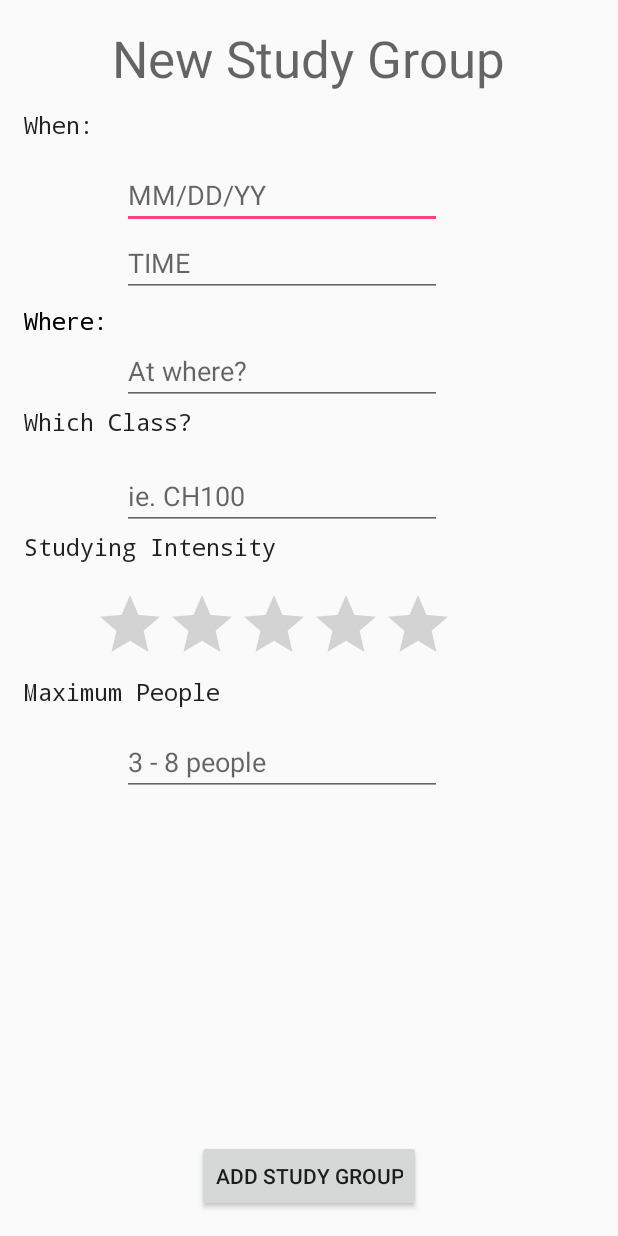
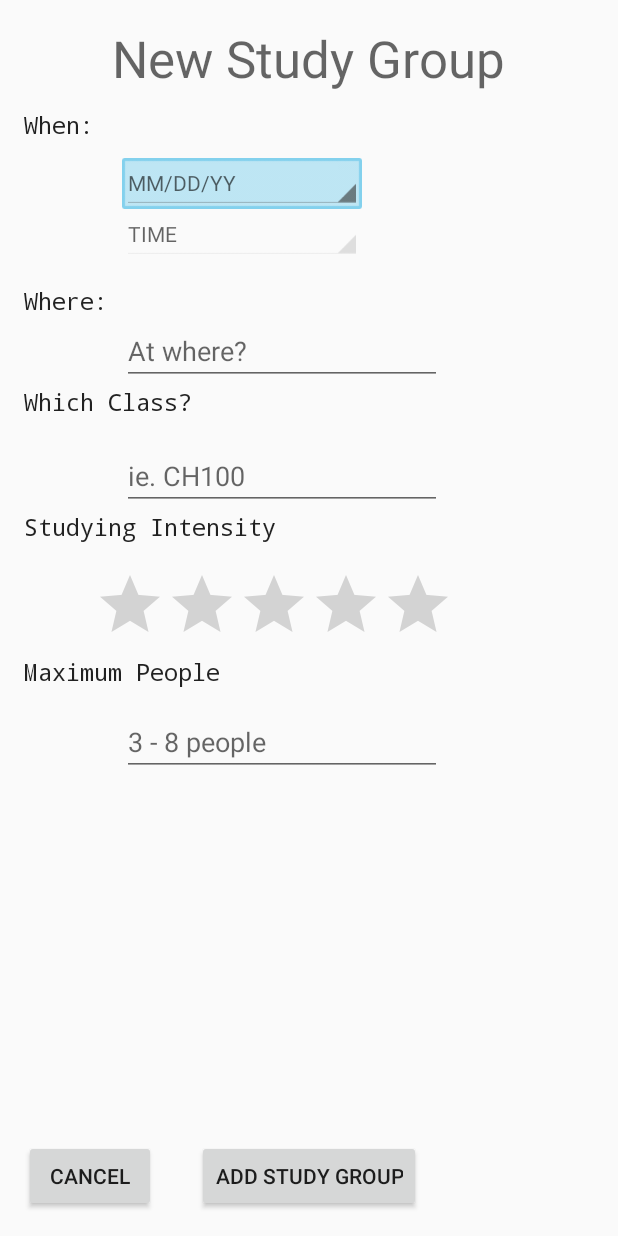
Before and after one commit to sshong19/bunch, an Android app: the layout activity_post.xml on its own in the app's theme, with its tools: preview values and no code run, on a phone screen of 412 x 824 dp. Run offline under Robolectric (Android 15) with nearby library versions, the phone set to English and light mode, and no system bars.

Commit message:
working on PostActivity

```diff
--- a/Bunch_Git/app/build.gradle
+++ b/Bunch_Git/app/build.gradle
@@ -31,7 +31,6 @@ dependencies {
     compile 'com.facebook.android:facebook-android-sdk:[4,5)'
     compile 'com.google.firebase:firebase-auth:10.0.1'
     compile 'com.google.firebase:firebase-database:10.0.1'
-    compile 'com.android.support:design:25.0.1'
 }
 
 apply plugin: 'com.google.gms.google-services'
--- a/Bunch_Git/app/src/main/AndroidManifest.xml
+++ b/Bunch_Git/app/src/main/AndroidManifest.xml
@@ -24,8 +24,7 @@
 
         <activity android:name=".LoginActivity" />
         <activity android:name=".ProfileActivity" />
-        <activity android:name=".PostActivity" />
-        <activity android:name=".NewsFeedActivity"></activity>
+        <activity android:name=".PostActivity"></activity>
     </application>
 
 </manifest>
--- a/Bunch_Git/app/src/main/res/layout/activity_post.xml
+++ b/Bunch_Git/app/src/main/res/layout/activity_post.xml
@@ -30,20 +30,20 @@
         android:layout_alignParentTop="true"
         android:layout_alignParentStart="true"
         android:layout_marginTop="56dp" />
-
-
     <EditText
         android:layout_width="wrap_content"
         android:layout_height="wrap_content"
         android:inputType="date"
         android:ems="10"
-        android:layout_marginTop="13dp"
+        android:layout_marginTop="11dp"
         android:id="@+id/editDate"
         android:hint="MM/DD/YY"
+        android:onClick="showDatePickerDialog"
         android:editable="true"
         android:autoText="false"
         android:layout_below="@+id/when"
-        android:layout_toEndOf="@+id/where" />
+        android:layout_toEndOf="@+id/where"
+        style="@android:style/Widget.Holo.Light.Spinner" />
 
     <EditText
         android:layout_width="wrap_content"
@@ -53,24 +53,14 @@
         android:id="@+id/time"
         android:hint = "TIME"
         android:layout_below="@+id/editDate"
-        android:layout_alignStart="@+id/editDate" />
+        android:layout_alignStart="@+id/editDate"
+        style="@android:style/Widget.Holo.Spinner" />
 
     <TextView
         android:text="Where: "
         android:layout_width="wrap_content"
         android:layout_height="wrap_content"
         android:id="@+id/where"
-        android:textAppearance="@style/TextAppearance.AppCompat.SearchResult.Subtitle"
-        android:fontFamily="monospace"
-        android:layout_marginTop="50dp"
-        android:layout_below="@+id/editDate"
-        android:layout_alignParentStart="true" />
-
-    <TextView
-        android:text="Where: "
-        android:layout_width="wrap_content"
-        android:layout_height="wrap_content"
-        android:id="@+id/textView8"
         android:textAppearance="@style/TextAppearance.AppCompat.SearchResult.Subtitle"
         android:fontFamily="monospace"
         android:layout_marginTop="50dp"
@@ -118,14 +108,6 @@
         android:layout_below="@+id/editClass"
         android:layout_alignParentStart="true" />
 
-    <RatingBar
-        android:layout_width="wrap_content"
-        android:layout_height="wrap_content"
-        android:layout_marginTop="17dp"
-        android:id="@+id/ratingBar"
-        android:layout_below="@+id/studyingIntensity"
-        android:layout_toEndOf="@+id/when" />
-
     <TextView
         android:text="Maximum People"
         android:layout_width="wrap_content"
@@ -155,5 +137,22 @@
         android:layout_alignParentBottom="true"
         android:layout_centerHorizontal="true" />
 
+    <RatingBar
+        android:layout_width="wrap_content"
+        android:layout_height="wrap_content"
+        android:layout_marginTop="17dp"
+        android:id="@+id/ratingBar"
+        android:layout_below="@+id/studyingIntensity"
+        android:layout_toEndOf="@+id/when" />
+
+    <Button
+        android:text="CANCEL"
+        android:layout_width="wrap_content"
+        android:layout_height="wrap_content"
+        android:layout_alignParentBottom="true"
+        android:layout_alignParentStart="true"
+        android:id="@+id/cancel" />
+
+
 
 </RelativeLayout>
```
Also changed, not shown: Bunch_Git/app/src/main/java/com/appsco/bunch/PostActivity.java (+93 -13 lines), Bunch_Git/app/src/main/java/com/appsco/bunch/ProfileActivity.java (+6 -8 lines), Bunch_Git/app/src/main/java/com/appsco/bunch/User.java (renamed from Bunch_Git/app/src/main/java/com/appsco/bunch/UserInformation.java, +4 -4 lines), Bunch_Git/app/src/main/java/com/appsco/bunch/collegeCourse.java (+70 -0 lines), Bunch_Git/app/src/main/java/com/appsco/bunch/studyGroup.java (added, +137 -0 lines), Bunch_Git/app/src/main/res/layout/activity_profile.xml (+4 -4 lines), 2 other files.
